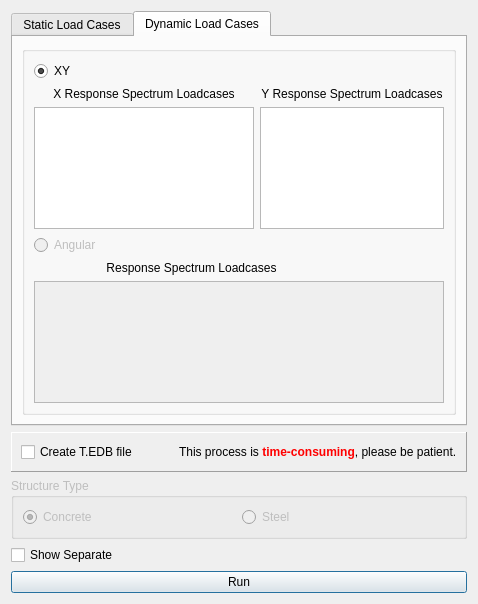
This is widgets/drift.ui in ebrahimraeyat/civilTools as Qt 5 draws it before an edit. The edited form follows.
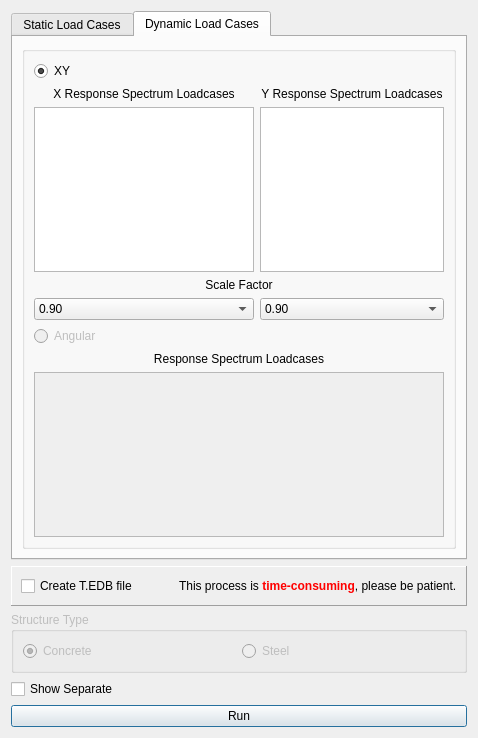
This is the edited form. The open tabs and pages were chosen to show the change. Icons and pictures are not drawn.

Commit message: Do not show scale spectrum during get drift

The edit to the form file:
```diff
--- a/widgets/drift.ui
+++ b/widgets/drift.ui
@@ -7,7 +7,7 @@
     <x>0</x>
     <y>0</y>
     <width>478</width>
-    <height>604</height>
+    <height>738</height>
    </rect>
   </property>
   <property name="windowTitle">
@@ -87,6 +87,19 @@
           <string/>
          </property>
          <layout class="QGridLayout" name="gridLayout_2">
+          <item row="7" column="0" colspan="3">
+           <widget class="QListWidget" name="angular_specs">
+            <property name="enabled">
+             <bool>false</bool>
+            </property>
+            <property name="selectionMode">
+             <enum>QAbstractItemView::MultiSelection</enum>
+            </property>
+            <property name="sortingEnabled">
+             <bool>false</bool>
+            </property>
+           </widget>
+          </item>
           <item row="0" column="0">
            <widget class="QRadioButton" name="xy">
             <property name="text">
@@ -110,14 +123,14 @@
             </property>
            </widget>
           </item>
-          <item row="2" column="0">
-           <widget class="QListWidget" name="x_dynamic_drift_loadcase_list">
-            <property name="selectionMode">
-             <enum>QAbstractItemView::MultiSelection</enum>
-            </property>
-            <property name="sortingEnabled">
+          <item row="5" column="0">
+           <widget class="QRadioButton" name="angular">
+            <property name="enabled">
              <bool>false</bool>
             </property>
+            <property name="text">
+             <string>Angular</string>
+            </property>
            </widget>
           </item>
           <item row="2" column="1" colspan="2">
@@ -143,17 +156,71 @@
             </property>
            </widget>
           </item>
-          <item row="3" column="0">
-           <widget class="QRadioButton" name="angular">
-            <property name="enabled">
+          <item row="2" column="0">
+           <widget class="QListWidget" name="x_dynamic_drift_loadcase_list">
+            <property name="selectionMode">
+             <enum>QAbstractItemView::MultiSelection</enum>
+            </property>
+            <property name="sortingEnabled">
              <bool>false</bool>
             </property>
+           </widget>
+          </item>
+          <item row="4" column="0">
+           <widget class="QComboBox" name="x_scalefactor_combobox">
+            <property name="currentIndex">
+             <number>1</number>
+            </property>
+            <item>
+             <property name="text">
+              <string>0.85</string>
+             </property>
+            </item>
+            <item>
+             <property name="text">
+              <string>0.90</string>
+             </property>
+            </item>
+            <item>
+             <property name="text">
+              <string>1.0</string>
+             </property>
+            </item>
+           </widget>
+          </item>
+          <item row="4" column="1" colspan="2">
+           <widget class="QComboBox" name="y_scalefactor_combobox">
+            <property name="currentIndex">
+             <number>1</number>
+            </property>
+            <item>
+             <property name="text">
+              <string>0.85</string>
+             </property>
+            </item>
+            <item>
+             <property name="text">
+              <string>0.90</string>
+             </property>
+            </item>
+            <item>
+             <property name="text">
+              <string>1.0</string>
+             </property>
+            </item>
+           </widget>
+          </item>
+          <item row="3" column="0" colspan="3">
+           <widget class="QLabel" name="label_33">
             <property name="text">
-             <string>Angular</string>
+             <string>Scale Factor</string>
+            </property>
+            <property name="alignment">
+             <set>Qt::AlignCenter</set>
             </property>
            </widget>
           </item>
-          <item row="4" column="0" colspan="2">
+          <item row="6" column="0" colspan="3">
            <widget class="QLabel" name="label_5">
             <property name="layoutDirection">
              <enum>Qt::LeftToRight</enum>
@@ -166,19 +233,6 @@
             </property>
            </widget>
           </item>
-          <item row="5" column="0" colspan="3">
-           <widget class="QListWidget" name="angular_specs">
-            <property name="enabled">
-             <bool>false</bool>
-            </property>
-            <property name="selectionMode">
-             <enum>QAbstractItemView::MultiSelection</enum>
-            </property>
-            <property name="sortingEnabled">
-             <bool>false</bool>
-            </property>
-           </widget>
-          </item>
          </layout>
         </widget>
        </item>
```
The commit also changes 5 other files.
